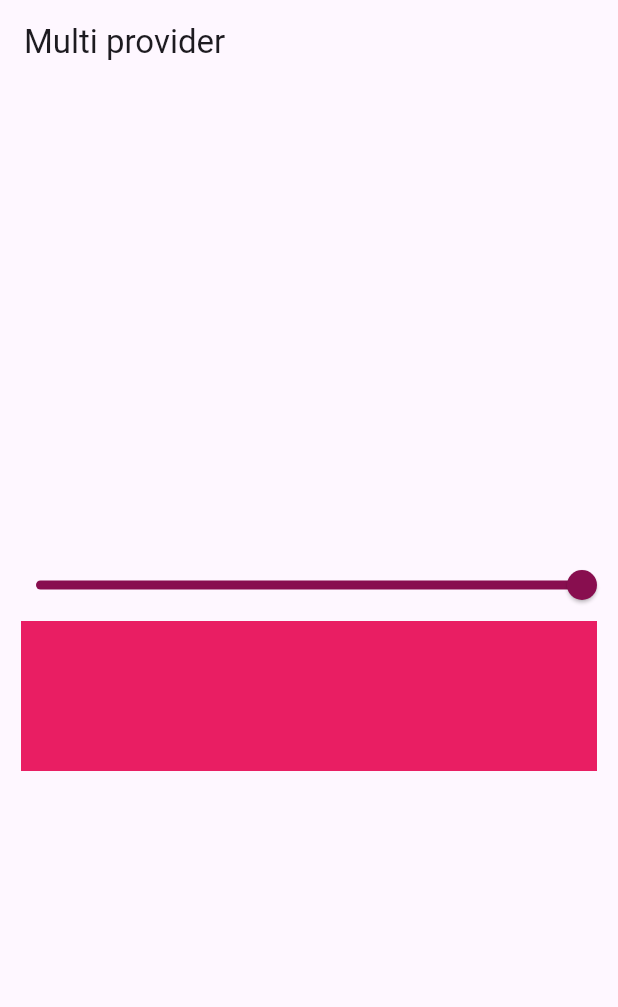
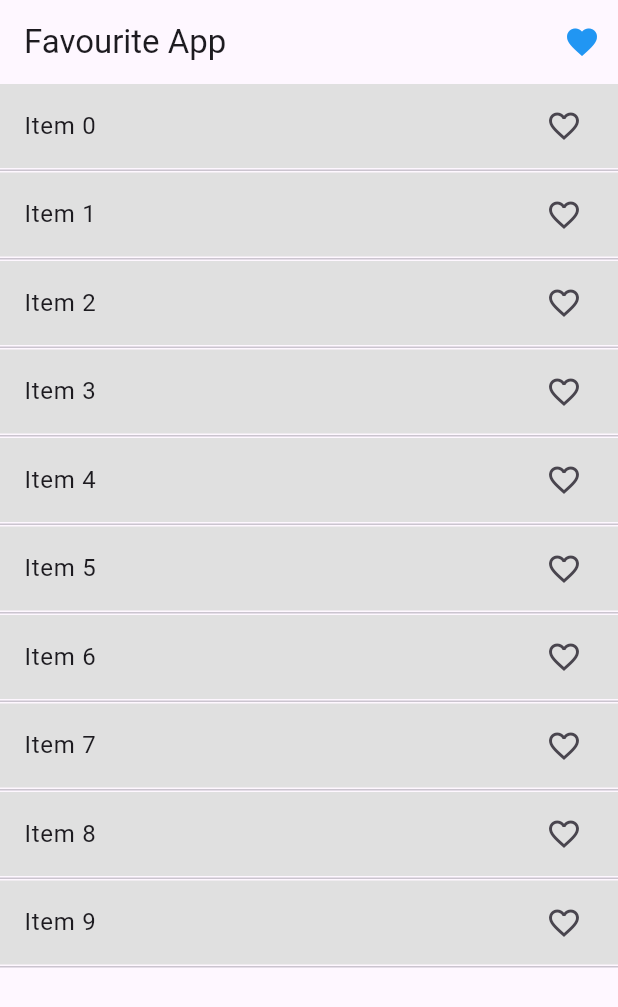
Before and after one commit to rubayatkhusbu25/provider, a Flutter app: the screen it shows after launch, on a phone screen of 412 x 824 dp. Shown: the top 1007 px of the screen. Run offline on Flutter 3.47's test engine with Material 3 defaults, Android fonts, the phone set to English and light mode, and no system bars.

Commit message:
favourite checking with setState

```diff
--- a/lib/app.dart
+++ b/lib/app.dart
@@ -4,6 +4,7 @@ import 'e_commerce_provider/box_list.dart';
 import 'e_commerce_provider/e_home.dart';
 import 'e_commerce_provider/multiple_provider/opacity_changer.dart';
 import 'e_commerce_provider/multiple_provider/opacity_changer_provider.dart';
+import 'favourite_app/favourite_screen1.dart';
 
 
 class App extends StatelessWidget {
@@ -23,7 +24,7 @@ class App extends StatelessWidget {
         theme: ThemeData(
           colorScheme: ColorScheme.fromSeed(seedColor: Colors.deepPurple),
         ),
-        home: OpacityChanger(),
+        home: FavouriteScreen1(),
       ),
     );
   }
--- /dev/null
+++ b/lib/favourite_app/favourite_screen1.dart
@@ -0,0 +1,60 @@
+import 'package:flutter/material.dart';
+
+import 'favourite_screen2.dart';
+
+class FavouriteScreen1 extends StatefulWidget {
+  const FavouriteScreen1({super.key});
+
+  @override
+  State<FavouriteScreen1> createState() => _FavouriteScreen1State();
+}
+
+class _FavouriteScreen1State extends State<FavouriteScreen1> {
+  List<int> selectedItems =[];
+  @override
+  Widget build(BuildContext context) {
+    return Scaffold(
+      appBar: AppBar(
+        title: Text("Favourite App"),
+        actions: [
+          IconButton(
+            onPressed: (){
+              Navigator.push(context, MaterialPageRoute(builder: (context)=>FavouriteScreen2(selectedItems: selectedItems)));
+            },
+              icon: Icon(Icons.favorite,color: Colors.blue,))
+        ],
+      ),
+      body: ListView.builder(
+        itemCount: 10,
+          itemBuilder: (context,index){
+          return Column(
+            children: [
+              ListTile(
+                onTap: (){
+                  setState(() {
+                    if(selectedItems.contains(index)){
+                      selectedItems.remove(index);
+                    }else{
+                      selectedItems.add(index);
+
+
+                    }
+
+
+                  });
+
+                },
+
+                tileColor: Colors.grey.shade300,
+                title: Text("Item $index"),
+                trailing: selectedItems.contains(index)? Icon(Icons.favorite):Icon(Icons.favorite_border),
+
+              ),
+              Divider(height: 3,)
+            ],
+          );
+
+      })
+    );
+  }
+}
```
Also changed, not shown: lib/favourite_app/favourite_screen2.dart (added, +52 -0 lines), lib/favourite_app/fav_provider.dart (added).
